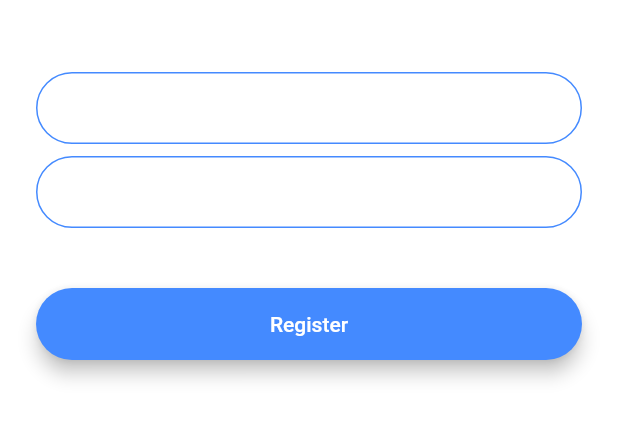
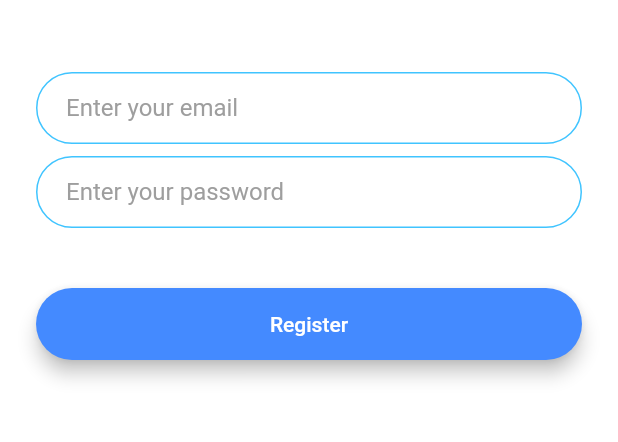
Before and after one commit to Prashan57/Flash-Chat, a Flutter app: the RegistrationScreen screen opened by its route, on a phone screen of 412 x 824 dp, the part 576-1018 px from its top. Run offline on Flutter 3.47's test engine with Material 2 defaults, Android fonts, the phone set to English and light mode, and no system bars; our stand-ins replace animated_text_kit.

```diff
--- a/lib/components/rounded_button.dart
+++ b/lib/components/rounded_button.dart
@@ -16,10 +16,6 @@ class RoundedButton extends StatelessWidget {
         borderRadius: BorderRadius.circular(30.0),
         child: MaterialButton(
           onPressed: onPressed,
-          //() {
-          //   //Go to login screen.
-          //   Navigator.pushNamed(context, LoginScreen.id);
-          // },
           minWidth: 200.0,
           height: 42.0,
           child: Text(
--- a/lib/constants.dart
+++ b/lib/constants.dart
@@ -17,3 +17,20 @@ const kMessageContainerDecoration = BoxDecoration(
     top: BorderSide(color: Colors.lightBlueAccent, width: 2.0),
   ),
 );
+
+const kTextFieldDecoration = InputDecoration(
+  hintText: 'Enter your email',
+  hintStyle: TextStyle(color: Colors.grey),
+  contentPadding: EdgeInsets.symmetric(vertical: 10.0, horizontal: 20.0),
+  border: OutlineInputBorder(
+    borderRadius: BorderRadius.all(Radius.circular(32.0)),
+  ),
+  enabledBorder: OutlineInputBorder(
+    borderSide: BorderSide(color: Colors.lightBlueAccent, width: 1.0),
+    borderRadius: BorderRadius.all(Radius.circular(32.0)),
+  ),
+  focusedBorder: OutlineInputBorder(
+    borderSide: BorderSide(color: Colors.lightBlueAccent, width: 2.0),
+    borderRadius: BorderRadius.all(Radius.circular(32.0)),
+  ),
+);
--- a/lib/screens/registration_screen.dart
+++ b/lib/screens/registration_screen.dart
@@ -1,6 +1,7 @@
 import 'package:flutter/material.dart';
 
 import 'package:flash_chat/components/rounded_button.dart';
+import 'package:flash_chat/constants.dart';
 
 class RegistrationScreen extends StatefulWidget {
   static const String id = 'registration_screen';
@@ -33,23 +34,8 @@ class _RegistrationScreenState extends State<RegistrationScreen> {
                 onChanged: (value) {
                   //Do something with the user input.
                 },
-              decoration: InputDecoration(
-                hintText: 'Enter your email',
-                contentPadding:
-                    EdgeInsets.symmetric(vertical: 10.0, horizontal: 20.0),
-                border: OutlineInputBorder(
-                  borderRadius: BorderRadius.all(Radius.circular(32.0)),
-                ),
-                enabledBorder: OutlineInputBorder(
-                  borderSide: BorderSide(color: Colors.blueAccent, width: 1.0),
-                  borderRadius: BorderRadius.all(Radius.circular(32.0)),
-                ),
-                focusedBorder: OutlineInputBorder(
-                  borderSide: BorderSide(color: Colors.blueAccent, width: 2.0),
-                  borderRadius: BorderRadius.all(Radius.circular(32.0)),
-                ),
-              ),
-            ),
+                decoration: kTextFieldDecoration.copyWith(
+                    hintText: "Enter your email")),
             SizedBox(
               height: 8.0,
             ),
@@ -57,23 +43,8 @@ class _RegistrationScreenState extends State<RegistrationScreen> {
                 onChanged: (value) {
                   //Do something with the user input.
                 },
-              decoration: InputDecoration(
-                hintText: 'Enter your password',
-                contentPadding:
-                    EdgeInsets.symmetric(vertical: 10.0, horizontal: 20.0),
-                border: OutlineInputBorder(
-                  borderRadius: BorderRadius.all(Radius.circular(32.0)),
-                ),
-                enabledBorder: OutlineInputBorder(
-                  borderSide: BorderSide(color: Colors.blueAccent, width: 1.0),
-                  borderRadius: BorderRadius.all(Radius.circular(32.0)),
-                ),
-                focusedBorder: OutlineInputBorder(
-                  borderSide: BorderSide(color: Colors.blueAccent, width: 2.0),
-                  borderRadius: BorderRadius.all(Radius.circular(32.0)),
-                ),
-              ),
-            ),
+                decoration: kTextFieldDecoration.copyWith(
+                    hintText: 'Enter your password')),
             SizedBox(
               height: 24.0,
             ),
```
Also changed, not shown: lib/screens/login_screen.dart (+5 -34 lines). Lines whose indentation alone changed are shown as unchanged.
